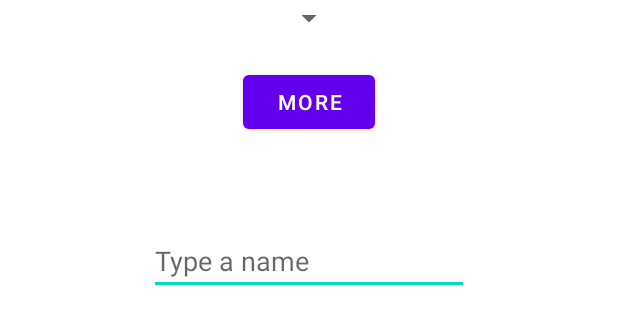
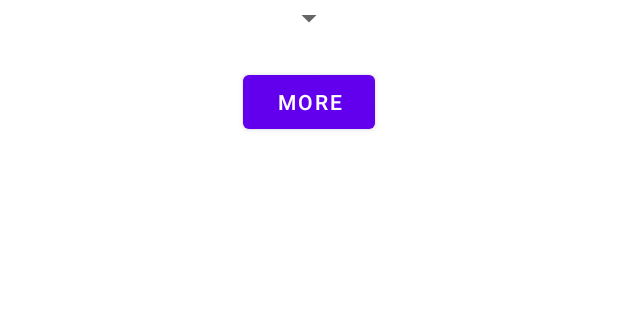
Before and after one commit to nckraghu/SwitchMapDemo, an Android app: the layout activity_main.xml on its own in the app's theme, with its tools: preview values and no code run, on a phone screen of 412 x 824 dp. Shown: the top 324 px of the screen. Run offline under Robolectric (Android 15) with nearby library versions, the phone set to English and light mode, and no system bars.

Commit message:
Removed nameLength related views and functions

```diff
--- a/app/src/main/res/layout/activity_main.xml
+++ b/app/src/main/res/layout/activity_main.xml
@@ -36,49 +36,4 @@
         app:layout_constraintStart_toStartOf="parent"
         />
 
-    <EditText
-        android:id="@+id/editTextTextPersonName"
-        android:layout_width="wrap_content"
-        android:layout_height="wrap_content"
-        android:layout_marginTop="20dp"
-        android:ems="10"
-        android:inputType="textPersonName"
-        android:hint="Type a name"
-        app:layout_constraintEnd_toEndOf="parent"
-        app:layout_constraintStart_toStartOf="parent"
-        app:layout_constraintTop_toBottomOf="@id/nameList"
-        />
-
-
-    <TextView
-        android:id="@+id/nameLengthTextView"
-        android:layout_width="252dp"
-        android:layout_height="56dp"
-        android:layout_marginTop="20dp"
-        app:layout_constraintTop_toBottomOf="@id/editTextTextPersonName"
-        app:layout_constraintEnd_toEndOf="parent"
-        app:layout_constraintStart_toStartOf="parent"
-         />
-
-
-    <TextView
-        android:id="@+id/customNameLengthTextView"
-        android:layout_width="252dp"
-        android:layout_height="56dp"
-        android:layout_marginTop="20dp"
-        app:layout_constraintTop_toBottomOf="@id/nameLengthTextView"
-        app:layout_constraintEnd_toEndOf="parent"
-        app:layout_constraintStart_toStartOf="parent"
-         />
-
-    <TextView
-        android:id="@+id/wrongNameLengthTextView"
-        android:layout_width="252dp"
-        android:layout_height="56dp"
-        android:layout_marginTop="20dp"
-        app:layout_constraintTop_toBottomOf="@id/customNameLengthTextView"
-        app:layout_constraintEnd_toEndOf="parent"
-        app:layout_constraintStart_toStartOf="parent"
-        />
-
 </androidx.constraintlayout.widget.ConstraintLayout>
```
Also changed, not shown: app/src/main/java/com/nckraghu/switchmapdemo/MainActivity.kt (+0 -32 lines), app/src/main/java/com/nckraghu/switchmapdemo/Repository.kt (+0 -18 lines), app/src/main/java/com/nckraghu/switchmapdemo/SwitchMapViewModel.kt (+0 -22 lines).
